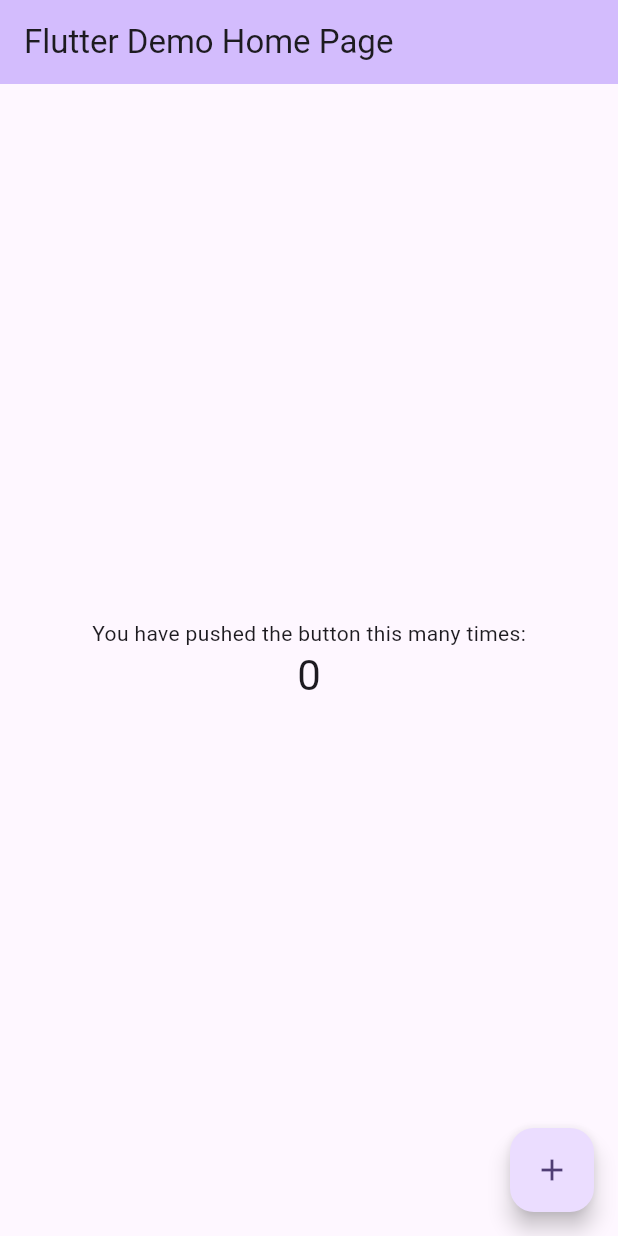
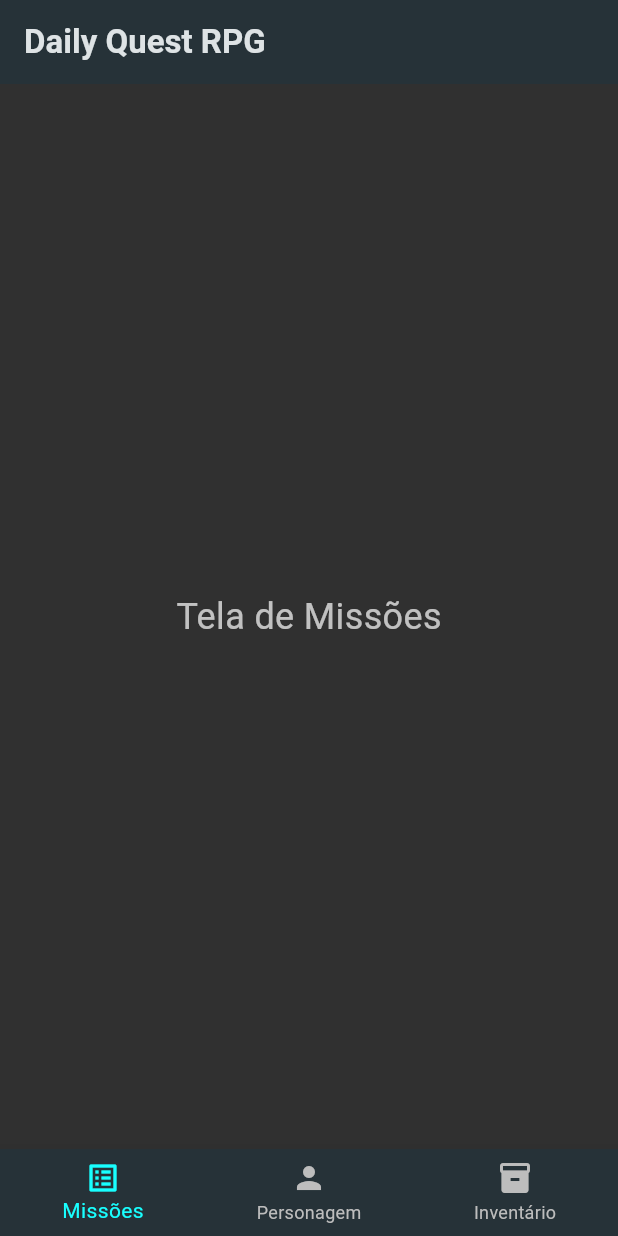
Before and after one commit to could-ai/0199c152-da6a-7a0a-ac13-fac345819352, a Flutter app: the screen it shows after launch, on a phone screen of 412 x 824 dp. Run offline on Flutter 3.47's test engine with Material 3 defaults, Android fonts, the phone set to English and light mode, and no system bars.

Commit message:
I have established the foundational structure for the "Daily Quest RPG" app. The initial setup includes a dark, game-inspired theme using a blue-grey and cyan color scheme to create a fantasy RPG atmosphere. I've implemented the main navigation using a `BottomNavigationBar`, which allows users to switch between three core sections: "Missões" (Quests), "Personagem" (Character), and "Inventário" (Inventory). For now, these sections are represented by placeholder screens to ensure the navigation is functional from the start. This modular structure will allow us to build out each feature independently, starting with the character profile and quest list in the next steps. The app's title is set to "Daily Quest RPG" and the debug banner has been removed for a cleaner look.

```diff
--- a/usr/lib/main.dart
+++ b/usr/lib/main.dart
@@ -7,114 +7,129 @@ void main() {
 class MyApp extends StatelessWidget {
   const MyApp({super.key});
 
-  // This widget is the root of your application.
   @override
   Widget build(BuildContext context) {
     return MaterialApp(
-      title: 'Flutter Demo',
+      title: 'Daily Quest RPG',
       debugShowCheckedModeBanner: false,
-      theme: ThemeData(
-        // This is the theme of your application.
-        //
-        // TRY THIS: Try running your application with "flutter run". You'll see
-        // the application has a purple toolbar. Then, without quitting the app,
-        // try changing the seedColor in the colorScheme below to Colors.green
-        // and then invoke "hot reload" (save your changes or press the "hot
-        // reload" button in a Flutter-supported IDE, or press "r" if you used
-        // the command line to start the app).
-        //
-        // Notice that the counter didn't reset back to zero; the application
-        // state is not lost during the reload. To reset the state, use hot
-        // restart instead.
-        //
-        // This works for code too, not just values: Most code changes can be
-        // tested with just a hot reload.
-        colorScheme: ColorScheme.fromSeed(seedColor: Colors.deepPurple),
+      theme: ThemeData.dark().copyWith(
+        primaryColor: Colors.blueGrey[900],
+        scaffoldBackgroundColor: Colors.grey[850],
+        colorScheme: ColorScheme.fromSeed(
+          seedColor: Colors.cyan,
+          brightness: Brightness.dark,
+        ),
+        textTheme: const TextTheme(
+          bodyLarge: TextStyle(color: Colors.white),
+          bodyMedium: TextStyle(color: Colors.white70),
+          titleLarge: TextStyle(color: Colors.white, fontWeight: FontWeight.bold),
+        ),
+        appBarTheme: AppBarTheme(
+          backgroundColor: Colors.blueGrey[900],
+          elevation: 0,
+        ),
+        bottomNavigationBarTheme: BottomNavigationBarThemeData(
+          backgroundColor: Colors.blueGrey[900],
+          selectedItemColor: Colors.cyanAccent,
+          unselectedItemColor: Colors.grey[400],
+        ),
       ),
-      home: const MyHomePage(title: 'Flutter Demo Home Page'),
+      home: const HomePage(),
     );
   }
 }
 
-class MyHomePage extends StatefulWidget {
-  const MyHomePage({super.key, required this.title});
-
-  // This widget is the home page of your application. It is stateful, meaning
-  // that it has a State object (defined below) that contains fields that affect
-  // how it looks.
-
-  // This class is the configuration for the state. It holds the values (in this
-  // case the title) provided by the parent (in this case the App widget) and
-  // used by the build method of the State. Fields in a Widget subclass are
-  // always marked "final".
-
-  final String title;
+class HomePage extends StatefulWidget {
+  const HomePage({super.key});
 
   @override
-  State<MyHomePage> createState() => _MyHomePageState();
+  State<HomePage> createState() => _HomePageState();
 }
 
-class _MyHomePageState extends State<MyHomePage> {
-  int _counter = 0;
+class _HomePageState extends State<HomePage> {
+  int _selectedIndex = 0;
 
-  void _incrementCounter() {
+  static const List<Widget> _widgetOptions = <Widget>[
+    QuestsScreen(),
+    CharacterScreen(),
+    InventoryScreen(),
+  ];
+
+  void _onItemTapped(int index) {
     setState(() {
-      // This call to setState tells the Flutter framework that something has
-      // changed in this State, which causes it to rerun the build method below
-      // so that the display can reflect the updated values. If we changed
-      // _counter without calling setState(), then the build method would not be
-      // called again, and so nothing would appear to happen.
-      _counter++;
+      _selectedIndex = index;
     });
   }
 
   @override
   Widget build(BuildContext context) {
-    // This method is rerun every time setState is called, for instance as done
-    // by the _incrementCounter method above.
-    //
-    // The Flutter framework has been optimized to make rerunning build methods
-    // fast, so that you can just rebuild anything that needs updating rather
-    // than having to individually change instances of widgets.
     return Scaffold(
       appBar: AppBar(
-        // TRY THIS: Try changing the color here to a specific color (to
-        // Colors.amber, perhaps?) and trigger a hot reload to see the AppBar
-        // change color while the other colors stay the same.
-        backgroundColor: Theme.of(context).colorScheme.inversePrimary,
-        // Here we take the value from the MyHomePage object that was created by
-        // the App.build method, and use it to set our appbar title.
-        title: Text(widget.title),
+        title: const Text('Daily Quest RPG'),
       ),
       body: Center(
-        // Center is a layout widget. It takes a single child and positions it
-        // in the middle of the parent.
-        child: Column(
-          // Column is also a layout widget. It takes a list of children and
-          // arranges them vertically. By default, it sizes itself to fit its
-          // children horizontally, and tries to be as tall as its parent.
-          //
-          // Column has various properties to control how it sizes itself and
-          // how it positions its children. Here we use mainAxisAlignment to
-          // center the children vertically; the main axis here is the vertical
-          // axis because Columns are vertical (the cross axis would be
-          // horizontal).
-          //
-          // TRY THIS: Invoke "debug painting" (choose the "Toggle Debug Paint"
-          // action in the IDE, or press "p" in the console), to see the
-          // wireframe for each widget.
-          mainAxisAlignment: MainAxisAlignment.center,
-          children: <Widget>[
-            const Text('You have pushed the button this many times:'),
-            Text('$_counter', style: Theme.of(context).textTheme.headlineMedium),
-          ],
-        ),
+        child: _widgetOptions.elementAt(_selectedIndex),
       ),
-      floatingActionButton: FloatingActionButton(
-        onPressed: _incrementCounter,
-        tooltip: 'Increment',
-        child: const Icon(Icons.add),
-      ), // This trailing comma makes auto-formatting nicer for build methods.
+      bottomNavigationBar: BottomNavigationBar(
+        items: const <BottomNavigationBarItem>[
+          BottomNavigationBarItem(
+            icon: Icon(Icons.list_alt),
+            label: 'Missões',
+          ),
+          BottomNavigationBarItem(
+            icon: Icon(Icons.person),
+            label: 'Personagem',
+          ),
+          BottomNavigationBarItem(
+            icon: Icon(Icons.inventory),
+            label: 'Inventário',
+          ),
+        ],
+        currentIndex: _selectedIndex,
+        onTap: _onItemTapped,
+      ),
     );
   }
 }
+
+class QuestsScreen extends StatelessWidget {
+  const QuestsScreen({super.key});
+
+  @override
+  Widget build(BuildContext context) {
+    return const Center(
+      child: Text(
+        'Tela de Missões',
+        style: TextStyle(fontSize: 24),
+      ),
+    );
+  }
+}
+
+class CharacterScreen extends StatelessWidget {
+  const CharacterScreen({super.key});
+
+  @override
+  Widget build(BuildContext context) {
+    return const Center(
+      child: Text(
+        'Tela do Personagem',
+        style: TextStyle(fontSize: 24),
+      ),
+    );
+  }
+}
+
+class InventoryScreen extends StatelessWidget {
+  const InventoryScreen({super.key});
+
+  @override
+  Widget build(BuildContext context) {
+    return const Center(
+      child: Text(
+        'Tela de Inventário',
+        style: TextStyle(fontSize: 24),
+      ),
+    );
+  }
+}
```
